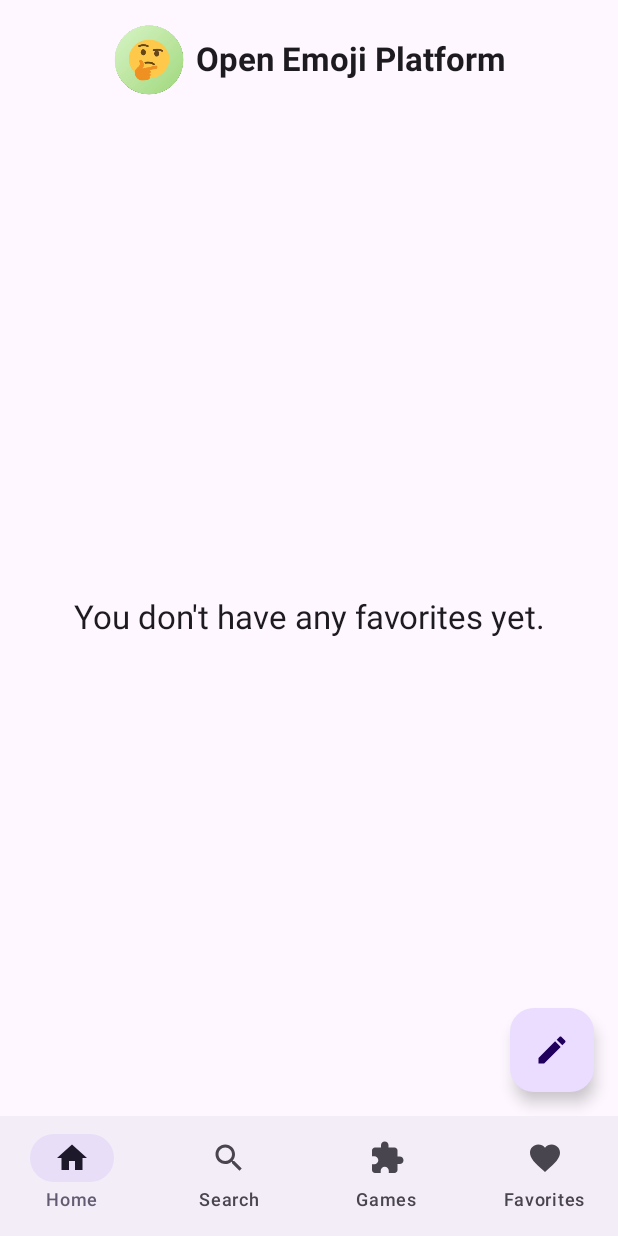
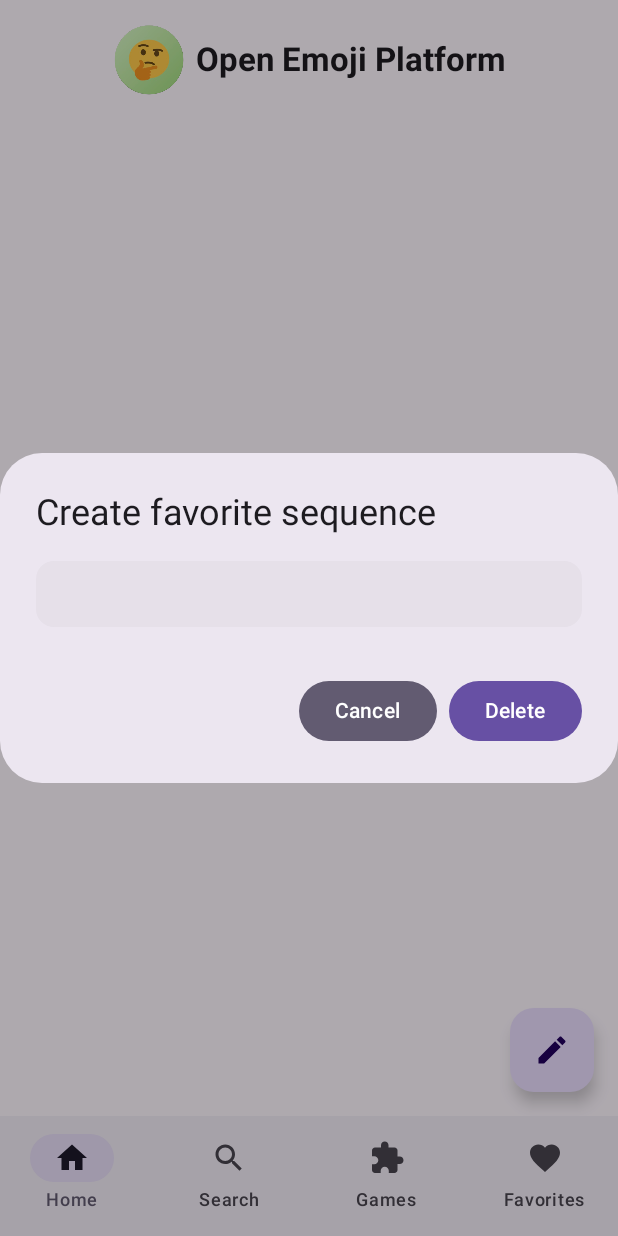
Before and after one commit to ITP2-G15/OpenEmojiPlatform, an Android app built with Jetpack Compose: the FavoritesScreen screen opened through its navigation route, after a tap on "Click to start a sequence", on a phone screen of 412 x 824 dp. Run offline under Robolectric (Android 15) with nearby library versions, the phone set to English and light mode, and no system bars; our stand-ins replace AdMob; libraries missing offline, so code that uses them is left out: com.amplitude.android; missing, so only their content is drawn: CompositionLocalProvider, OpenEmojiPlatformTheme; pictures from the network do not load; 4 statements that could not run were skipped.

Commit message:
add basic card structure for DialogMaker

```diff
--- a/app/src/main/kotlin/com/platform/openemoji/favorites/dialogMaker/FavoriteDialogMaker.kt
+++ b/app/src/main/kotlin/com/platform/openemoji/favorites/dialogMaker/FavoriteDialogMaker.kt
@@ -1,34 +1,66 @@
 package com.platform.openemoji.favorites.dialogMaker
 
+import androidx.compose.foundation.layout.Column
+import androidx.compose.foundation.layout.fillMaxWidth
+import androidx.compose.foundation.layout.padding
 import androidx.compose.material3.AlertDialog
 import androidx.compose.material3.Button
 import androidx.compose.material3.ButtonDefaults
+import androidx.compose.material3.Card
 import androidx.compose.material3.MaterialTheme
 import androidx.compose.material3.Text
 import androidx.compose.runtime.Composable
 import androidx.compose.runtime.MutableState
+import androidx.compose.runtime.collectAsState
 import androidx.compose.runtime.getValue
 import androidx.compose.runtime.setValue
+import androidx.compose.ui.Modifier
 import androidx.compose.ui.res.stringResource
+import androidx.compose.ui.unit.dp
 import com.platform.openemoji.R
+import com.platform.openemoji.favorites.FavoritesViewModel
 
 @Composable
 fun FavoriteDialogMaker(
+    favoritesViewModel: FavoritesViewModel,
     showCreateDialog: MutableState<Boolean>,
-    onCreate: () -> Unit,
 ) {
+    val currentFavorite by favoritesViewModel.currentFavorite.collectAsState()
+    val localCurrentFavorite = currentFavorite
+
     if (showCreateDialog.value) {
         AlertDialog(
             onDismissRequest = { showCreateDialog.value = false },
             title = { Text(text = stringResource(R.string.create_sequence)) },
             text = {
-                Text(
-                    text = "",
-                )
+                Column {
+                    Card(
+                        modifier =
+                            Modifier
+                                .fillMaxWidth()
+                                .padding(bottom = 8.dp),
+                    ) {
+                        Text(
+                            text = (
+                                localCurrentFavorite
+                                    ?.emojiCodes
+                                    ?.joinToString("")
+                                    ?: ""
+                            ),
+                            style = MaterialTheme.typography.displaySmall,
+                            modifier = Modifier.padding(start = 8.dp),
+                        )
+                    }
+                    Card(
+                        modifier =
+                            Modifier
+                                .fillMaxWidth(),
+                    ) {
+                    }
+                }
             },
             confirmButton = {
                 Button(onClick = {
-                    onCreate()
                     showCreateDialog.value = false
                 }) {
                     Text(stringResource(R.string.delete))
--- a/app/src/main/kotlin/com/platform/openemoji/screens/FavoritesScreen.kt
+++ b/app/src/main/kotlin/com/platform/openemoji/screens/FavoritesScreen.kt
@@ -42,8 +42,8 @@ fun FavoritesScreen(favoritesViewModel: FavoritesViewModel) {
     val showCreateDialog = remember { mutableStateOf(false) }
 
     FavoriteDialogMaker(
+        favoritesViewModel = favoritesViewModel,
         showCreateDialog = showCreateDialog,
-        onCreate = {},
     )
 
     Column {
@@ -81,7 +81,9 @@ fun FavoritesScreen(favoritesViewModel: FavoritesViewModel) {
         modifier = Modifier.fillMaxSize(),
     ) {
         FloatingActionButton(
-            onClick = {},
+            onClick = {
+                showCreateDialog.value = true
+            },
             modifier =
                 Modifier
                     .align(Alignment.BottomEnd)
```
